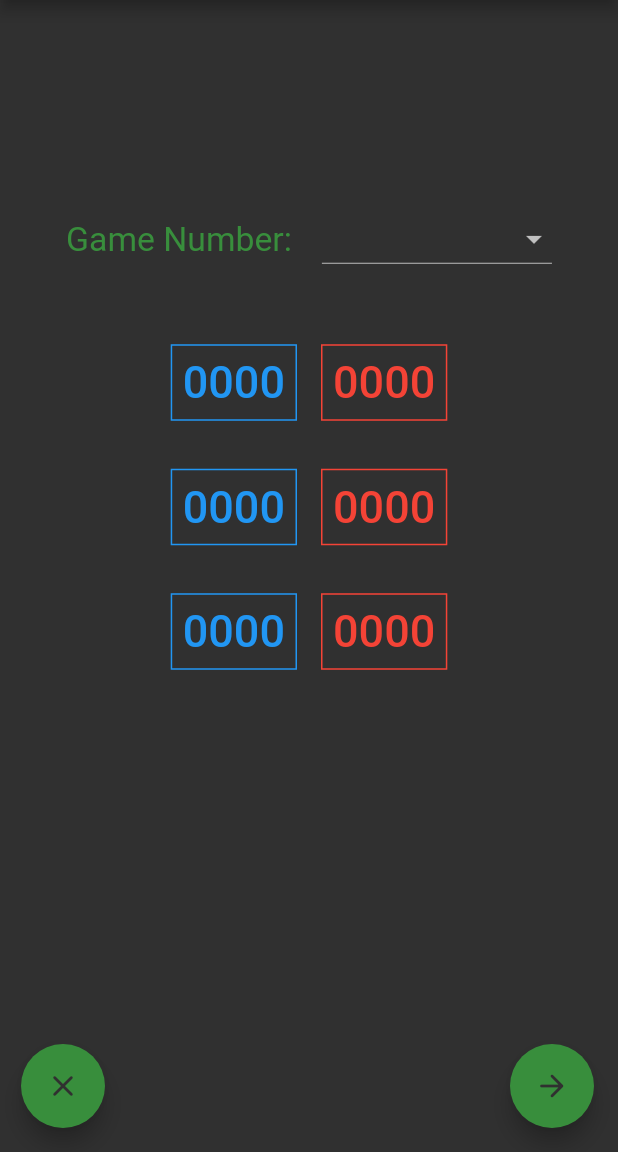
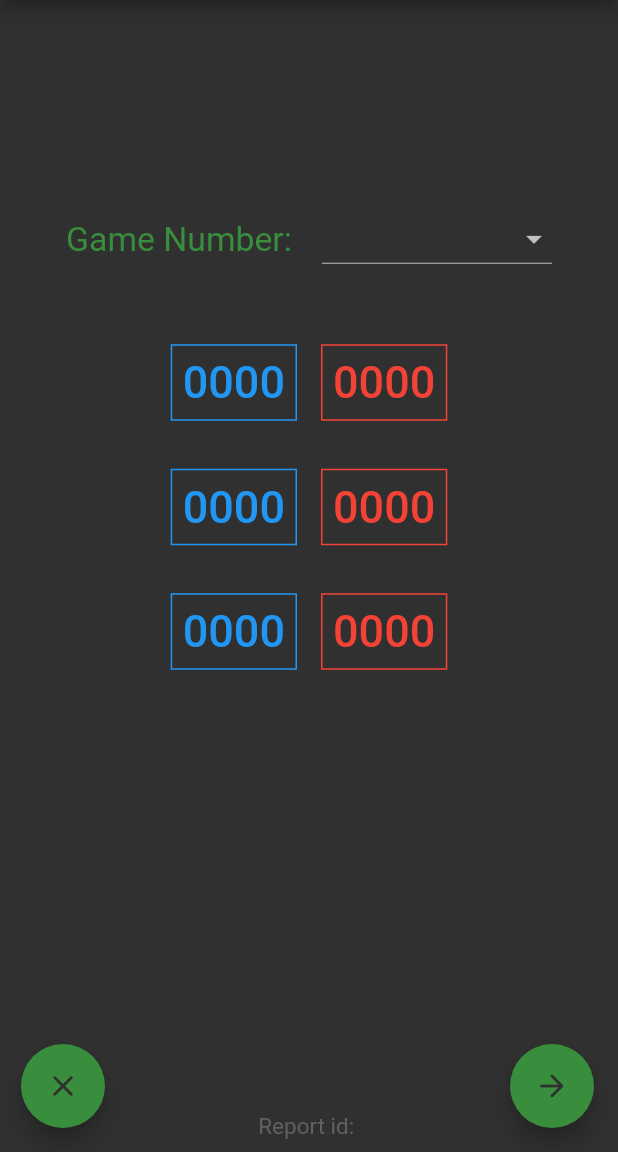
Before and after one commit to Sufilevy/HamosadScoutingApp, a Flutter app: the GeneralInformationPage screen opened directly, on a phone screen of 412 x 824 dp, the part 84-1236 px from its top. Run offline on Flutter 3.47's test engine with Material 2 defaults, Android fonts, the phone set to English and light mode, and no system bars; our stand-ins replace firebase_core, firebase_database, google_fonts; accounts and stored records are empty; Roboto replaces fonts that are missing (Abel); project files that could hold a hidden picture were left out.

```diff
--- a/lib/pages/general_information_page.dart
+++ b/lib/pages/general_information_page.dart
@@ -101,7 +101,9 @@ class _GeneralInformationPageState extends State<GeneralInformationPage>
       appBar: PageAppBar(
         title: "General Information",
       ),
-      body: Center(
+      body: Stack(
+        children: [
+          Center(
             child: WidgetList(
               children: [
                 chooseGames,
@@ -264,6 +266,18 @@ class _GeneralInformationPageState extends State<GeneralInformationPage>
               ],
             ),
           ),
+          Align(
+            alignment: Alignment.bottomCenter,
+            child: Padding(
+              padding: const EdgeInsets.all(8),
+              child: Text(
+                "Report id: $reportId",
+                style: AppFont(size: 15, color: Colors.grey.shade700).getFont(),
+              ),
+            ),
+          )
+        ],
+      ),
       floatingActionButton: Stack(
         children: [
           getCancelReportButton(context),
--- a/lib/pages/pages.dart
+++ b/lib/pages/pages.dart
@@ -10,10 +10,13 @@ export 'autonomus_page.dart';
 export 'teleop_page.dart';
 export 'endgame_page.dart';
 export 'summary_page.dart';
+export 'history_page.dart';
 
 Color accentColor = Colors.green.shade700;
 var pages = {};
 bool creatingNewReport = true;
+String reportId = "";
+List<String> reports = [];
 
 class AppFont {
   final Color? color;
--- a/lib/widgets/app_bars.dart
+++ b/lib/widgets/app_bars.dart
@@ -6,7 +6,7 @@ class PageAppBar extends StatelessWidget with PreferredSizeWidget {
   final Size preferredSize;
   final String title;
   final bool automaticallyImplyLeading;
-  final List<Widget>? actionButtons;
+  late final Row actionButtons;
   final Widget? leading;
   final bool showLogo;
 
@@ -18,21 +18,24 @@ class PageAppBar extends StatelessWidget with PreferredSizeWidget {
       this.leading,
       this.showLogo = false})
       : preferredSize = const Size.fromHeight(56),
-        actionButtons = [],
         super(key: key) {
     if (buttons != null) {
       if (buttons != null && buttons!.isNotEmpty) {
-        for (final button in buttons!) {
-          actionButtons?.add(
-            Align(
+        actionButtons = Row(
+          mainAxisAlignment: MainAxisAlignment.end,
+          children: List.generate(
+            buttons.length,
+            (index) => Align(
               alignment: Alignment.bottomRight,
               child: Padding(
-                padding: const EdgeInsets.all(20),
-                child: button,
+                padding: const EdgeInsets.all(8),
+                child: buttons[index],
               ),
             ),
-          );
-        }
+          ),
+        );
+      } else {
+        actionButtons = Row();
       }
     }
   }
@@ -64,7 +67,10 @@ class PageAppBar extends StatelessWidget with PreferredSizeWidget {
               ),
             ),
           ),
-          ...?actionButtons,
+          Padding(
+            padding: const EdgeInsets.all(8.0),
+            child: actionButtons,
+          ),
         ],
       ),
       automaticallyImplyLeading: automaticallyImplyLeading,
--- a/lib/widgets/floationg_action_buttons.dart
+++ b/lib/widgets/floationg_action_buttons.dart
@@ -124,10 +124,11 @@ mixin SubmitButton {
                       text: "SUBMIT",
                       onPressed: () {
                         if (creatingNewReport) {
-                          lastReport = generateReportData();
+                          lastReport = generateReportData(id: reportId);
+                          reports.add(reportId);
                         } else {
                           lastReport = generateReportData(
-                            id: lastReport.keys.first,
+                            id: reportId,
                             reporterName: lastReport["reporterName"],
                             reporterTeam: lastReport["reporterTeam"],
                           );
```
Also changed, not shown: lib/pages/history_page.dart (added, +56 -0 lines), lib/pages/home_page.dart (+17 -1 lines). Lines whose indentation alone changed are shown as unchanged.
